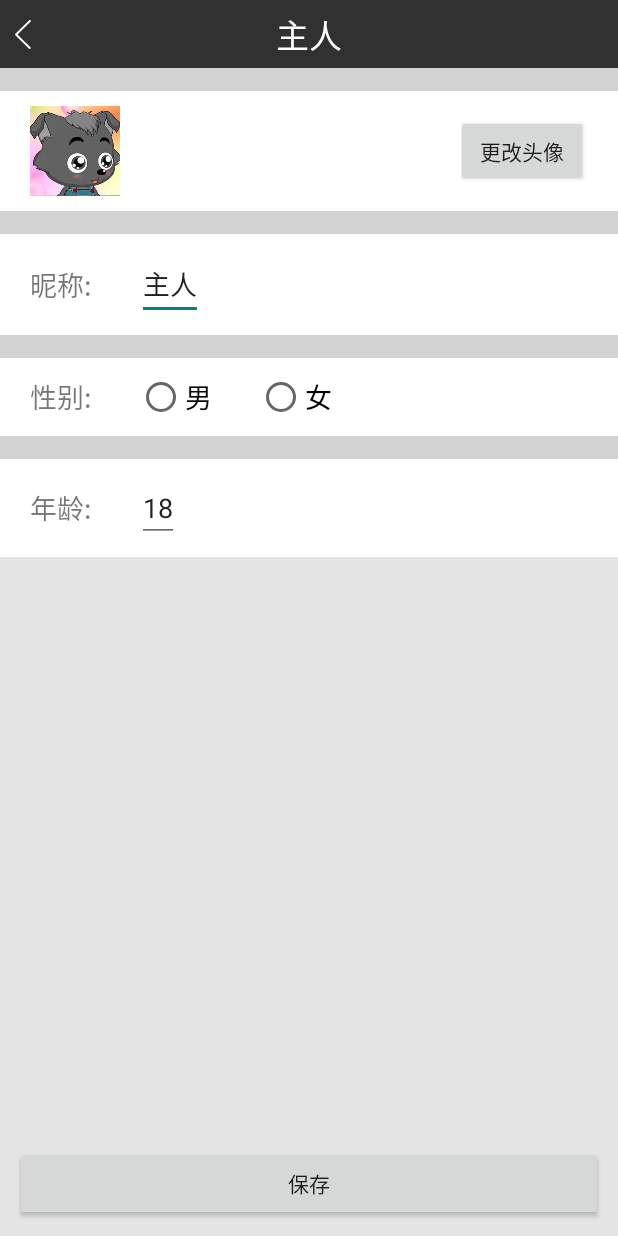
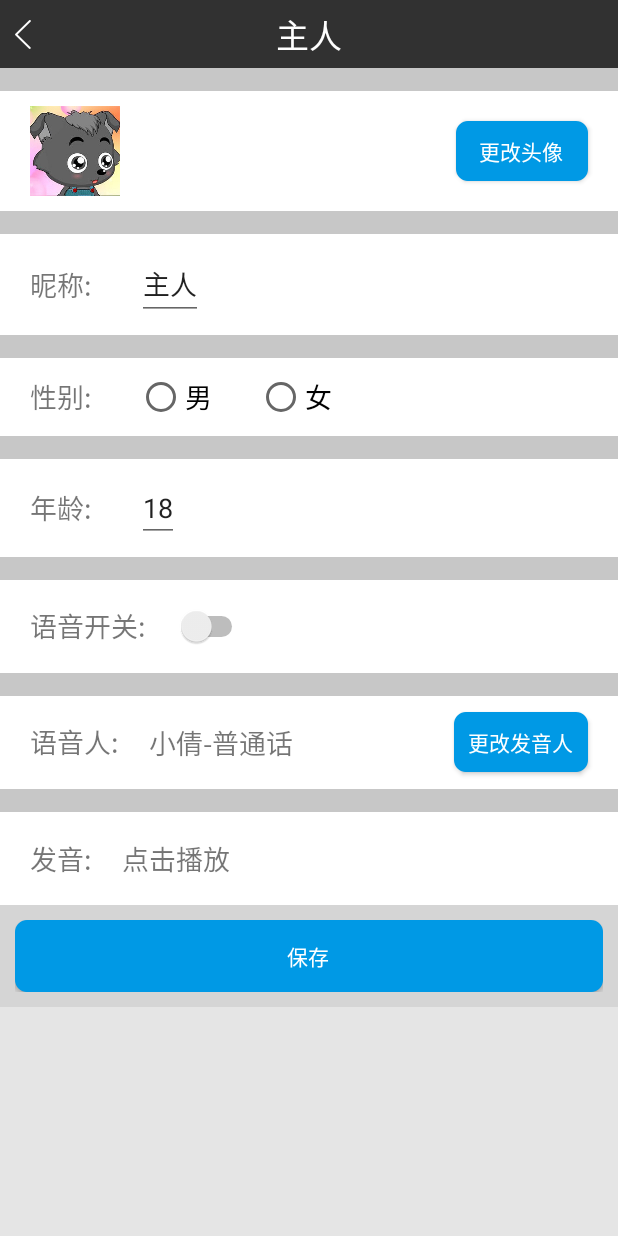
Before and after one commit to linkun199011/robot, an Android app: the DetailActivity screen opened directly, with no data from a screen before it, on a phone screen of 412 x 824 dp. Run offline under Robolectric (Android 15) with nearby library versions, the light colour scheme and no system bars; 1 statement that could not run was skipped.

Commit message:
add details xml

```diff
--- a/app/src/main/AndroidManifest.xml
+++ b/app/src/main/AndroidManifest.xml
@@ -5,7 +5,7 @@
     android:versionName="6.0" >
     <supports-screens android:anyDensity="true" />
     <uses-sdk
-        android:minSdkVersion="8"
+        android:minSdkVersion="15"
         android:targetSdkVersion="17" />
 
     <uses-permission android:name="android.permission.RECORD_AUDIO" />
--- a/app/src/main/java/com/ustclin/petchicken/MainActivity.java
+++ b/app/src/main/java/com/ustclin/petchicken/MainActivity.java
@@ -626,12 +626,10 @@ public class MainActivity extends Activity implements OnClickListener,
     public void activeSoftInput(boolean isActive) {
         if (isActive) {
             // open
-
             imm.showSoftInput(mMsg, InputMethodManager.SHOW_FORCED);
             isSoftInputActive = true;
         } else {
             // close
-//            InputMethodManager imm = (InputMethodManager) getSystemService(Context.INPUT_METHOD_SERVICE);
             imm.hideSoftInputFromWindow(mMsg.getWindowToken(), 0); // 强制隐藏键盘
             isSoftInputActive = false;
         }
--- a/app/src/main/java/com/ustclin/petchicken/detail/DetailActivity.java
+++ b/app/src/main/java/com/ustclin/petchicken/detail/DetailActivity.java
@@ -1,8 +1,11 @@
 package com.ustclin.petchicken.detail;
 
 import android.app.Activity;
+import android.content.Context;
 import android.os.Bundle;
 import android.view.View;
+import android.view.inputmethod.InputMethodManager;
+import android.widget.Button;
 import android.widget.EditText;
 import android.widget.ImageView;
 import android.widget.RadioGroup;
@@ -26,11 +29,9 @@ public class DetailActivity extends Activity {
 
     // header
     private ImageView mImageViewHeader;
+    private Button mBtnChangeHeader;
     // nickName
     private EditText mNickName;
-    // sex relative layout
-    private RelativeLayout mRelativeLayoutMasterSex;
-    private RelativeLayout mRelativeLayoutPetSex;
     //
     private RadioGroup mRadioGroupMasterSex;
     // sex
@@ -41,9 +42,13 @@ public class DetailActivity extends Activity {
     @Override
     protected void onCreate(Bundle savedInstanceState) {
         super.onCreate(savedInstanceState);
-        setContentView(R.layout.details);
+        mType = getIntent().getStringExtra("type");
+        if (mType!=null && mType.equals("pet")) {
+            setContentView(R.layout.details_pet);
+        } else {
+            setContentView(R.layout.details_master);
+        }
         StatusBarUtils.setMainChatActivityStatusBarColor(this);
-        mType = getIntent().getStringExtra("type");
         initView();
     }
 
@@ -52,6 +57,11 @@ public class DetailActivity extends Activity {
         mTitleBarBtn = (ImageView) findViewById(R.id.title_bar_menu_btn);
         mTitleBarBtn.setBackgroundResource(R.drawable.ic_actionbar_back_normal);
         mTitleName = (TextView) findViewById(R.id.title_bar_name);
+        if (mType.equals("pet")) {
+            mTitleName.setText(R.string.pet_name);
+        } else {
+            mTitleName.setText(R.string.master_name);
+        }
         mTitleBarBtn.setOnClickListener(new View.OnClickListener() {
             @Override
             public void onClick(View v) {
@@ -59,33 +69,22 @@ public class DetailActivity extends Activity {
             }
         });
 
+
         // init by type
-        mRelativeLayoutMasterSex = (RelativeLayout) findViewById(R.id.rl_master_sex);
-        mRelativeLayoutPetSex = (RelativeLayout) findViewById(R.id.rl_pet_sex);
         mImageViewHeader = (ImageView) findViewById(R.id.header);
+        mBtnChangeHeader = (Button) findViewById(R.id.change_header);
+//        mBtnChangeHeader.setFocusable(true);
+//        mBtnChangeHeader.requestFocus();
         mNickName = (EditText) findViewById(R.id.et_nick_name);
-        mSex = (EditText) findViewById(R.id.et_pet_sex);
-        mRadioGroupMasterSex = (RadioGroup) findViewById(R.id.rg_master_sex);
-        mAge = (EditText) findViewById(R.id.et_age);
+        // close soft input
 
-        if (mType.equals("pet")) {
-            mTitleName.setText("萌宠");
-            mRelativeLayoutPetSex.setVisibility(View.VISIBLE);
-            mRelativeLayoutMasterSex.setVisibility(View.GONE);
-            mImageViewHeader.setImageResource(R.drawable.icon);
-            mNickName.setText("小黄鸡");
-            mSex.setText("女");
-            mSex.setEnabled(false);
-            mAge.setText("3");
-            mAge.setEnabled(false);
-        } else {
-            mTitleName.setText("主人");
-            mRelativeLayoutMasterSex.setVisibility(View.VISIBLE);
-            mRelativeLayoutPetSex.setVisibility(View.GONE);
-            mImageViewHeader.setImageResource(R.drawable.my);
-            mNickName.setText("主人");
-            mAge.setText("18");
-        }
 
     }
+
+    @Override
+    protected void onResume() {
+//        InputMethodManager imm = (InputMethodManager) getSystemService(Context.INPUT_METHOD_SERVICE);
+//        imm.hideSoftInputFromWindow(mNickName.getWindowToken(), 0); // 强制隐藏键盘
+        super.onResume();
+    }
 }
--- /dev/null
+++ b/app/src/main/res/layout/details_master.xml
@@ -0,0 +1,304 @@
+<?xml version="1.0" encoding="utf-8"?>
+<LinearLayout xmlns:android="http://schemas.android.com/apk/res/android"
+    android:layout_width="match_parent"
+    android:layout_height="match_parent"
+    android:background="#44aaaaaa"
+    android:orientation="vertical">
+
+    <include
+        android:id="@+id/ly_chat_title"
+        layout="@layout/layout_title_bar" />
+
+    <ScrollView
+        android:layout_width="match_parent"
+        android:layout_height="match_parent">
+
+        <LinearLayout
+            android:layout_width="match_parent"
+            android:layout_height="match_parent"
+            android:background="#44aaaaaa"
+            android:focusable="true"
+            android:focusableInTouchMode="true"
+            android:orientation="vertical">
+
+
+            <View
+                android:layout_width="match_parent"
+                android:layout_height="15dp"
+                android:background="#55aaaaaa" />
+
+            <RelativeLayout
+                android:layout_width="match_parent"
+                android:layout_height="wrap_content"
+                android:background="#ffffff">
+
+                <ImageView
+                    android:id="@+id/header"
+                    android:layout_width="60dp"
+                    android:layout_height="60dp"
+                    android:layout_marginBottom="10dp"
+                    android:layout_marginLeft="20dp"
+                    android:layout_marginTop="10dp"
+                    android:background="@drawable/my" />
+
+                <Button
+                    android:id="@+id/change_header"
+                    android:layout_width="wrap_content"
+                    android:layout_height="40dp"
+                    android:layout_alignParentRight="true"
+                    android:layout_centerVertical="true"
+                    android:layout_marginRight="20dp"
+                    android:background="@drawable/send_button"
+                    android:text="更改头像"
+                    android:textColor="#ffffff" />
+            </RelativeLayout>
+
+            <View
+                android:layout_width="match_parent"
+                android:layout_height="15dp"
+                android:background="#55aaaaaa" />
+
+            <RelativeLayout
+                android:layout_width="match_parent"
+                android:layout_height="wrap_content"
+                android:background="#ffffff">
+
+                <TextView
+                    android:id="@+id/name"
+                    android:layout_width="wrap_content"
+                    android:layout_height="wrap_content"
+                    android:layout_centerVertical="true"
+                    android:layout_marginBottom="10dp"
+                    android:layout_marginLeft="20dp"
+                    android:layout_marginTop="10dp"
+                    android:text="昵称:"
+                    android:textSize="18dp" />
+
+                <EditText
+                    android:id="@+id/et_nick_name"
+                    android:layout_width="wrap_content"
+                    android:layout_height="wrap_content"
+                    android:layout_marginBottom="10dp"
+                    android:layout_marginLeft="30dp"
+                    android:layout_marginTop="10dp"
+                    android:layout_toRightOf="@+id/name"
+                    android:text="主人" />
+            </RelativeLayout>
+
+            <View
+                android:layout_width="match_parent"
+                android:layout_height="15dp"
+                android:background="#55aaaaaa" />
+
+            <RelativeLayout
+                android:id="@+id/rl_master_sex"
+                android:layout_width="match_parent"
+                android:layout_height="wrap_content"
+                android:background="#ffffff">
+
+                <TextView
+                    android:id="@+id/tv_master_sex"
+                    android:layout_width="wrap_content"
+                    android:layout_height="wrap_content"
+                    android:layout_centerVertical="true"
+                    android:layout_marginBottom="10dp"
+                    android:layout_marginLeft="20dp"
+                    android:layout_marginTop="10dp"
+                    android:text="性别:"
+                    android:textSize="18dp" />
+
+                <RadioGroup
+                    android:id="@+id/rg_master_sex"
+                    android:layout_width="wrap_content"
+                    android:layout_height="wrap_content"
+                    android:layout_toRightOf="@id/tv_master_sex"
+                    android:orientation="horizontal">
+
+                    <RadioButton
+                        android:layout_width="wrap_content"
+                        android:layout_height="wrap_content"
+                        android:layout_marginBottom="10dp"
+                        android:layout_marginLeft="30dp"
+                        android:layout_marginTop="10dp"
+                        android:text="男"
+                        android:textSize="18dp" />
+
+                    <RadioButton
+                        android:layout_width="wrap_content"
+                        android:layout_height="wrap_content"
+                        android:layout_marginBottom="10dp"
+                        android:layout_marginLeft="30dp"
+                        android:layout_marginTop="10dp"
+                        android:text="女"
+                        android:textSize="18dp" />
+                </RadioGroup>
+
+            </RelativeLayout>
+
+            <View
+                android:layout_width="match_parent"
+                android:layout_height="15dp"
+                android:background="#55aaaaaa" />
+
+            <RelativeLayout
+                android:layout_width="match_parent"
+                android:layout_height="wrap_content"
+                android:background="#ffffff">
+
+                <TextView
+                    android:id="@+id/age"
+                    android:layout_width="wrap_content"
+                    android:layout_height="wrap_content"
+                    android:layout_centerVertical="true"
+                    android:layout_marginBottom="10dp"
+                    android:layout_marginLeft="20dp"
+                    android:layout_marginTop="10dp"
+                    android:numeric="integer"
+                    android:text="年龄:"
+                    android:textSize="18dp" />
+
+                <EditText
+                    android:id="@+id/et_age"
+                    android:layout_width="wrap_content"
+                    android:layout_height="wrap_content"
+                    android:layout_marginBottom="10dp"
+                    android:layout_marginLeft="30dp"
+                    android:layout_marginTop="10dp"
+                    android:layout_toRightOf="@+id/age"
+                    android:inputType="number"
+                    android:maxLength="3"
+                    android:digits="1234567890"
+                    android:text="18" />
+            </RelativeLayout>
+
+            <View
+                android:layout_width="match_parent"
+                android:layout_height="15dp"
+                android:background="#55aaaaaa" />
+
+            <RelativeLayout
+                android:layout_width="match_parent"
+                android:layout_height="wrap_content"
+                android:background="#ffffff">
+
+                <TextView
+                    android:id="@+id/tv_pet_voice"
+                    android:layout_width="wrap_content"
+                    android:layout_height="wrap_content"
+                    android:layout_centerVertical="true"
+                    android:layout_marginBottom="17dp"
+                    android:layout_marginLeft="20dp"
+                    android:layout_marginTop="17dp"
+                    android:numeric="integer"
+                    android:text="语音开关:"
+                    android:textSize="18dp" />
+
+                <Switch
+                    android:layout_width="wrap_content"
+                    android:layout_height="wrap_content"
+                    android:layout_marginBottom="17dp"
+                    android:layout_marginLeft="20dp"
+                    android:layout_marginTop="17dp"
+                    android:layout_toRightOf="@+id/tv_pet_voice" />
+            </RelativeLayout>
+
+            <View
+                android:layout_width="match_parent"
+                android:layout_height="15dp"
+                android:background="#55aaaaaa" />
+
+            <RelativeLayout
+                android:layout_width="match_parent"
+                android:layout_height="wrap_content"
+                android:background="#ffffff">
+
+                <TextView
+                    android:id="@+id/tv_pet_voicer"
+                    android:layout_width="wrap_content"
+                    android:layout_height="wrap_content"
+                    android:layout_centerVertical="true"
+                    android:layout_marginBottom="17dp"
+                    android:layout_marginLeft="20dp"
+                    android:layout_marginTop="17dp"
+                    android:numeric="integer"
+                    android:text="语音人:"
+                    android:textSize="18dp" />
+
+                <TextView
+                    android:id="@+id/tv_pet_voicer_value"
+                    android:layout_width="wrap_content"
+                    android:layout_height="wrap_content"
+                    android:layout_marginBottom="17dp"
+                    android:layout_marginLeft="20dp"
+                    android:layout_marginTop="17dp"
+                    android:layout_toRightOf="@+id/tv_pet_voicer"
+                    android:text="小倩-普通话"
+                    android:textSize="18sp" />
+
+                <Button
+                    android:id="@+id/change_pet_voicer"
+                    android:layout_width="wrap_content"
+                    android:layout_height="40dp"
+                    android:layout_alignParentRight="true"
+                    android:layout_centerVertical="true"
+                    android:layout_marginRight="20dp"
+                    android:background="@drawable/send_button"
+                    android:text="更改发音人"
+                    android:textColor="#ffffff" />
+            </RelativeLayout>
+
+            <View
+                android:layout_width="match_parent"
+                android:layout_height="15dp"
+                android:background="#55aaaaaa" />
+
+            <RelativeLayout
+                android:layout_width="match_parent"
+                android:layout_height="wrap_content"
+                android:background="#ffffff">
+
+                <TextView
+                    android:id="@+id/tv_voice_pronounce_type"
+                    android:layout_width="wrap_content"
+                    android:layout_height="wrap_content"
+                    android:layout_centerVertical="true"
+                    android:layout_marginBottom="17dp"
+                    android:layout_marginLeft="20dp"
+                    android:layout_marginTop="17dp"
+                    android:text="发音:"
+                    android:textSize="18dp" />
+                <TextView
+                    android:id="@+id/tv_voice_pronounce_type_value"
+                    android:layout_width="wrap_content"
+                    android:layout_height="wrap_content"
+                    android:layout_centerVertical="true"
+                    android:layout_marginBottom="17dp"
+                    android:layout_marginLeft="20dp"
+                    android:layout_marginTop="17dp"
+                    android:layout_toRightOf="@+id/tv_voice_pronounce_type"
+                    android:text="点击播放"
+                    android:textSize="18dp" />
+
+            </RelativeLayout>
+
+            <RelativeLayout
+                android:layout_width="match_parent"
+                android:layout_height="match_parent"
+                android:layout_marginBottom="10dp"
+                android:layout_marginTop="10dp"
+                android:gravity="bottom"
+                android:paddingLeft="10dp"
+                android:paddingRight="10dp">
+
+                <Button
+                    android:id="@+id/save_detail"
+                    android:layout_width="match_parent"
+                    android:layout_height="wrap_content"
+                    android:background="@drawable/send_button"
+                    android:text="保存"
+                    android:textColor="#ffffff" />
+            </RelativeLayout>
+
+        </LinearLayout>
+    </ScrollView>
+</LinearLayout>
--- a/app/src/main/res/layout/main_chatting.xml
+++ b/app/src/main/res/layout/main_chatting.xml
@@ -90,6 +90,7 @@
                             android:layout_centerVertical="true"
                             android:layout_marginRight="3dp"
                             android:background="@drawable/send_button"
+                            android:textColor="#ffffff"
                             android:text="发 送" />
 
                         <EditText
--- a/app/src/main/res/values/strings.xml
+++ b/app/src/main/res/values/strings.xml
@@ -2,6 +2,8 @@
 <resources>
 
     <string name="app_name">小黄鸡</string>
+    <string name="pet_name">萌宠</string>
+    <string name="master_name">主人</string>
     <string name="action_settings">Settings</string>
     <string name="tv_about_intro1">&#160;&#160;&#160;&#160;&#160;&#160;&#160;&#160;2012年12月31日，“小黄鸡”在人人网开设公共主页，迅速火爆网络。“小黄鸡”，是一款趣味的自动聊天机器人。</string>
     <string name="tv_about_intro2">&#160;&#160;&#160;&#160;&#160;&#160;&#160;&#160;该软件并非人人网的自动聊天机器人，特别感谢“图灵机器人”提供的免费API调用接口。</string>
```
Also changed, not shown: app/src/main/res/layout/details.xml (+6 -4 lines), app/src/main/res/layout/details_pet.xml (added, +302 -0 lines).
